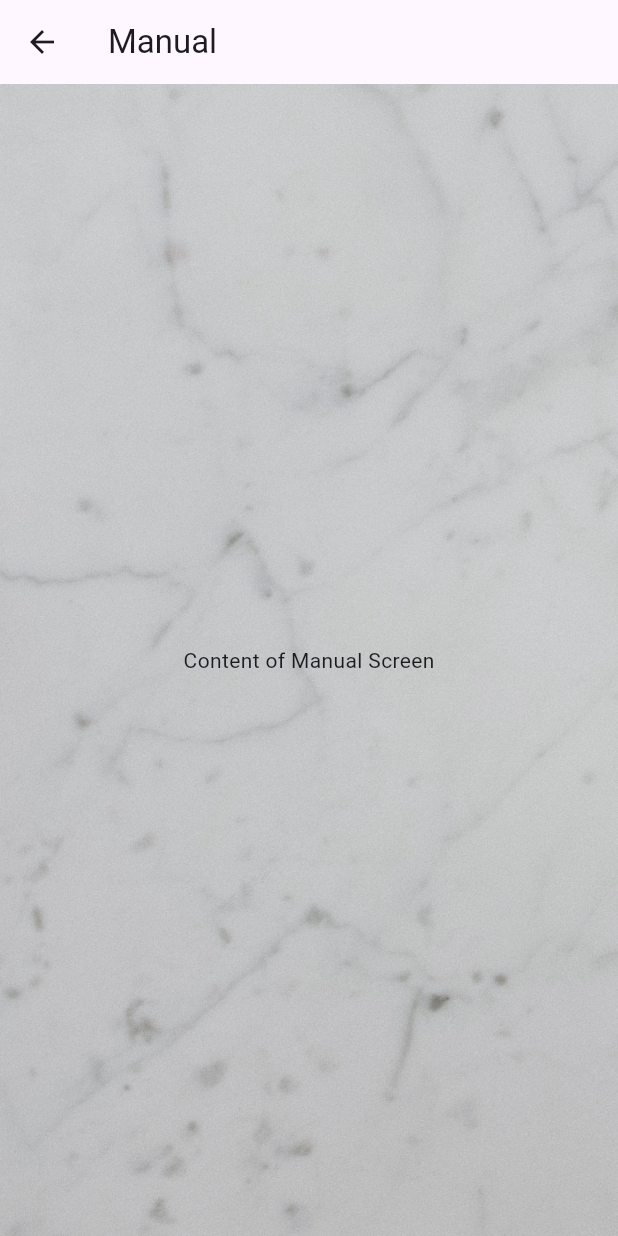
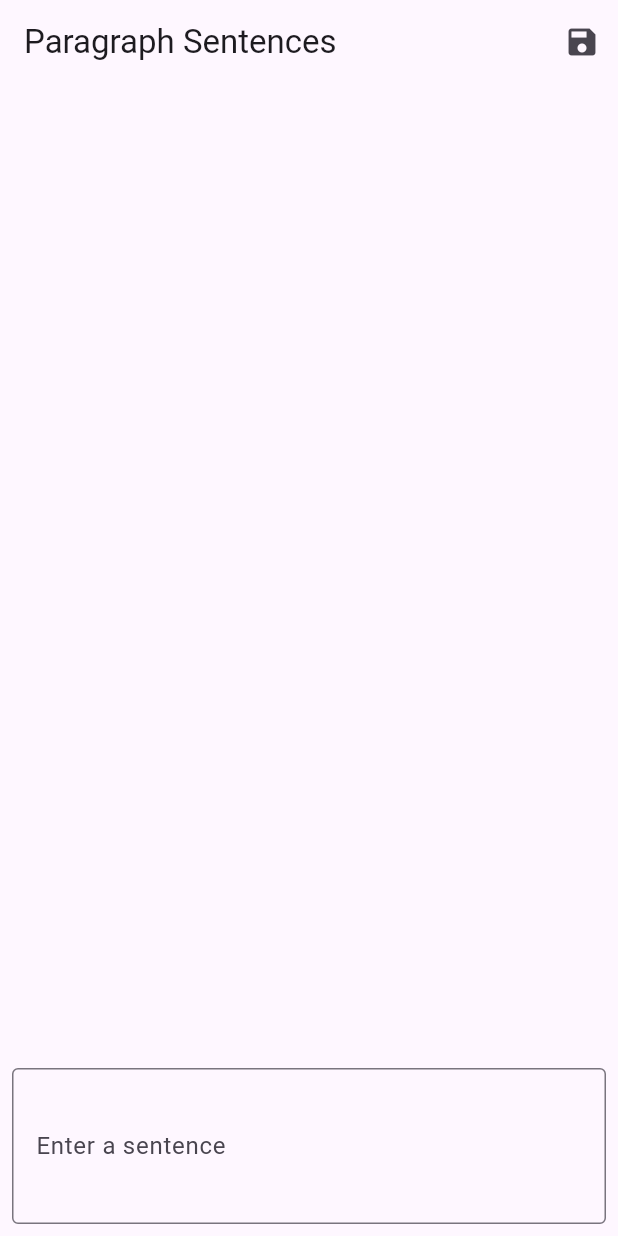
Before and after one commit to SithumRaigamage/CeraFlaw, a Flutter app: the screen it shows after launch, after a tap on "Manual", on a phone screen of 412 x 824 dp. Run offline on Flutter 3.47's test engine with Material 3 defaults, Android fonts, the phone set to English and light mode, and no system bars.

```diff
--- a/lib/ManualScreen.dart
+++ b/lib/ManualScreen.dart
@@ -1,22 +1,102 @@
+
+import 'dart:io';
+
 import 'package:flutter/material.dart';
+import 'package:path_provider/path_provider.dart';
+
+
 
 class ManualScreen extends StatelessWidget {
   @override
   Widget build(BuildContext context) {
+    return MaterialApp(
+      title: 'Paragraph Sentences',
+      theme: ThemeData(
+        primarySwatch: Colors.blue,
+      ),
+      home: ParagraphSentencesScreen(),
+    );
+  }
+}
+
+class ParagraphSentencesScreen extends StatefulWidget {
+  @override
+  _ParagraphSentencesScreenState createState() =>
+      _ParagraphSentencesScreenState();
+}
+
+class _ParagraphSentencesScreenState extends State<ParagraphSentencesScreen> {
+  final TextEditingController _textEditingController = TextEditingController();
+  String _paragraph = '';
+
+  @override
+  void initState() {
+    super.initState();
+    _loadParagraph();
+  }
+
+  void _loadParagraph() async {
+    try {
+      final directory = await getApplicationDocumentsDirectory();
+      final file = File('${directory.path}/paragraph.txt');
+      if (await file.exists()) {
+        setState(() {
+          _paragraph = file.readAsStringSync();
+        });
+      }
+    } catch (e) {
+      print("Failed to load paragraph: $e");
+    }
+  }
+
+  void _updateParagraph() async {
+    setState(() {
+      _paragraph = _textEditingController.text;
+    });
+
+    final directory = await getApplicationDocumentsDirectory();
+    final file = File('${directory.path}/paragraph.txt');
+    await file.writeAsString(_paragraph);
+  }
+
+  @override
+  Widget build(BuildContext context) {
     return Scaffold(
       appBar: AppBar(
-        title: Text('Manual'),
+        title: Text('Paragraph Sentences'),
+        actions: [
+          IconButton(
+            icon: Icon(Icons.save),
+            onPressed: _updateParagraph,
+          ),
+        ],
       ),
-      body: Container(
-        decoration: BoxDecoration(
-          image: DecorationImage(
-            image: AssetImage("assets/ceraflaw_wallpaper.jpg"),
-            fit: BoxFit.cover,
-            alignment: Alignment.topLeft,
-          ),
-        ),
-        child: Center(
-          child: Text("Content of Manual Screen"),
+      body: Padding(
+        padding: const EdgeInsets.all(8.0),
+        child: Column(
+          crossAxisAlignment: CrossAxisAlignment.stretch,
+          children: [
+            Expanded(
+              child: SingleChildScrollView(
+                child: Text(
+                  _paragraph,
+                  style: TextStyle(fontSize: 16.0),
+                ),
+              ),
+            ),
+            SizedBox(height: 10),
+            TextField(
+              controller: _textEditingController,
+              decoration: InputDecoration(
+                labelText: 'Enter a sentence',
+                border: OutlineInputBorder(),
+              ),
+              maxLines: 3,
+              onChanged: (text) {
+                _updateParagraph();
+              },
+            ),
+          ],
         ),
       ),
     );
--- a/pubspec.yaml
+++ b/pubspec.yaml
@@ -30,6 +30,7 @@ environment:
 dependencies:
   flutter:
     sdk: flutter
+  path_provider: ^2.0.6
 
 
   # The following adds the Cupertino Icons font to your application.
```
Also changed, not shown: lib/NotesScreen.dart (+124 -116 lines), lib/StartScreen.dart (+54 -4 lines), lib/startscren.txt (added, +94 -0 lines), pubspec.lock, 10 other files.
